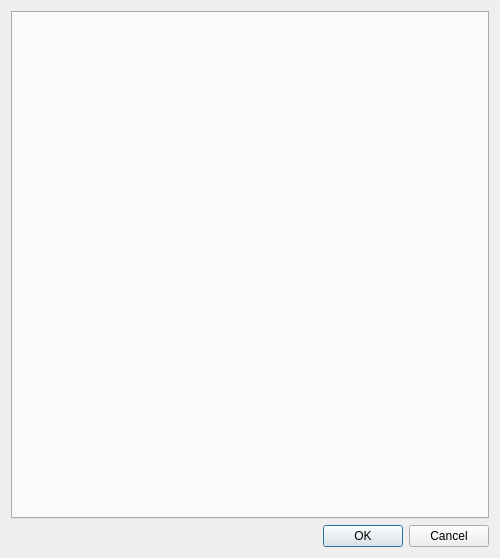
Qt form src/librssguard/services/abstract/gui/formaccountdetails.ui (martinrotter/rssguard) before a commit.
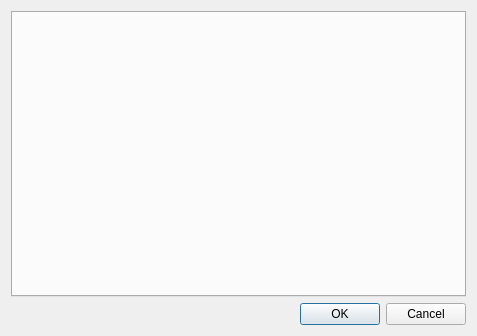
The same form after that commit.

Diff of the .ui file:
```diff
--- a/src/librssguard/services/abstract/gui/formaccountdetails.ui
+++ b/src/librssguard/services/abstract/gui/formaccountdetails.ui
@@ -6,8 +6,8 @@
    <rect>
     <x>0</x>
     <y>0</y>
-    <width>500</width>
-    <height>558</height>
+    <width>477</width>
+    <height>336</height>
    </rect>
   </property>
   <layout class="QFormLayout" name="formLayout_2">
```
